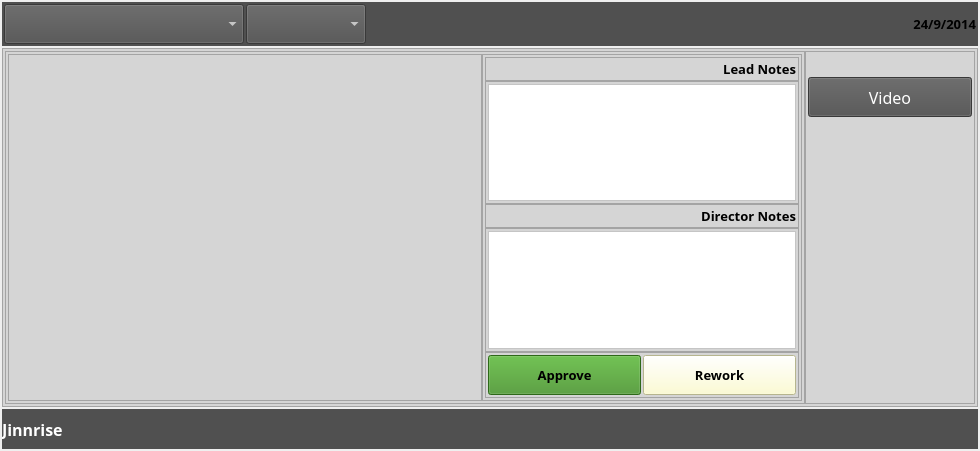
Qt form Kute/apr_Wiz/apr_wiz.ui (abble/schtool) before a commit.
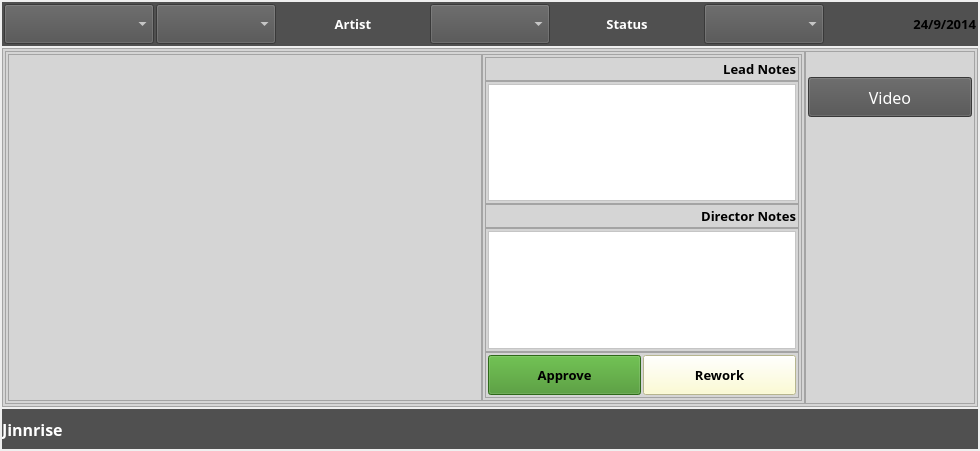
The same form after that commit. Icons and pictures are not drawn.

The edit to the form file:
```diff
--- a/Kute/apr_Wiz/apr_wiz.ui
+++ b/Kute/apr_Wiz/apr_wiz.ui
@@ -122,6 +122,102 @@
         </property>
        </widget>
       </item>
+      <item>
+       <widget class="QLabel" name="label">
+        <property name="font">
+         <font>
+          <family>Trebuchet MS</family>
+          <pointsize>10</pointsize>
+          <weight>75</weight>
+          <bold>true</bold>
+         </font>
+        </property>
+        <property name="styleSheet">
+         <string notr="true">color: rgb(255, 255, 255);</string>
+        </property>
+        <property name="text">
+         <string>Artist</string>
+        </property>
+        <property name="alignment">
+         <set>Qt::AlignCenter</set>
+        </property>
+       </widget>
+      </item>
+      <item>
+       <widget class="QComboBox" name="artfilcombo">
+        <property name="minimumSize">
+         <size>
+          <width>60</width>
+          <height>40</height>
+         </size>
+        </property>
+        <property name="maximumSize">
+         <size>
+          <width>120</width>
+          <height>40</height>
+         </size>
+        </property>
+        <property name="font">
+         <font>
+          <family>Trebuchet MS</family>
+          <pointsize>10</pointsize>
+          <weight>75</weight>
+          <bold>true</bold>
+         </font>
+        </property>
+        <property name="styleSheet">
+         <string notr="true">color: rgb(255, 255, 255);</string>
+        </property>
+       </widget>
+      </item>
+      <item>
+       <widget class="QLabel" name="label_2">
+        <property name="font">
+         <font>
+          <family>Trebuchet MS</family>
+          <pointsize>10</pointsize>
+          <weight>75</weight>
+          <bold>true</bold>
+         </font>
+        </property>
+        <property name="styleSheet">
+         <string notr="true">color: rgb(255, 255, 255);</string>
+        </property>
+        <property name="text">
+         <string>Status</string>
+        </property>
+        <property name="alignment">
+         <set>Qt::AlignCenter</set>
+        </property>
+       </widget>
+      </item>
+      <item>
+       <widget class="QComboBox" name="statfilcombo">
+        <property name="minimumSize">
+         <size>
+          <width>60</width>
+          <height>40</height>
+         </size>
+        </property>
+        <property name="maximumSize">
+         <size>
+          <width>120</width>
+          <height>40</height>
+         </size>
+        </property>
+        <property name="font">
+         <font>
+          <family>Trebuchet MS</family>
+          <pointsize>10</pointsize>
+          <weight>75</weight>
+          <bold>true</bold>
+         </font>
+        </property>
+        <property name="styleSheet">
+         <string notr="true">color: rgb(255, 255, 255);</string>
+        </property>
+       </widget>
+      </item>
       <item>
        <widget class="QLabel" name="datelab">
         <property name="minimumSize">
```
